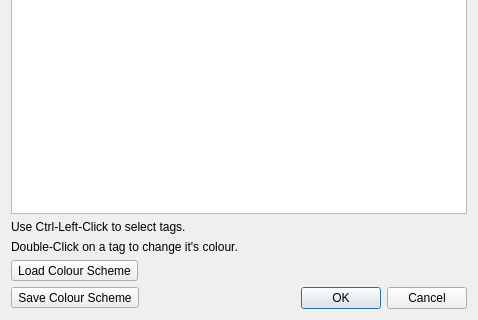
Old version of the form tags.ui in the repository patrickdemond/OVis; both pictures show x 0 to 478 and y 263 to 583 of the 478 by 583 pixel window.
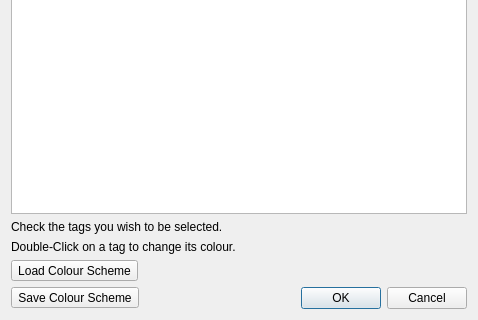
New version of the form.

Diff of the .ui file:
```diff
--- a/tags.ui
+++ b/tags.ui
@@ -53,7 +53,7 @@
         <enum>Qt::LeftToRight</enum>
        </property>
        <property name="text">
-        <string>Use Ctrl-Left-Click to select tags.</string>
+        <string>Check the tags you wish to be selected.</string>
        </property>
       </widget>
      </item>
@@ -63,7 +63,7 @@
         <enum>Qt::LeftToRight</enum>
        </property>
        <property name="text">
-        <string>Double-Click on a tag to change it's colour.</string>
+        <string>Double-Click on a tag to change its colour.</string>
        </property>
       </widget>
      </item>
```
